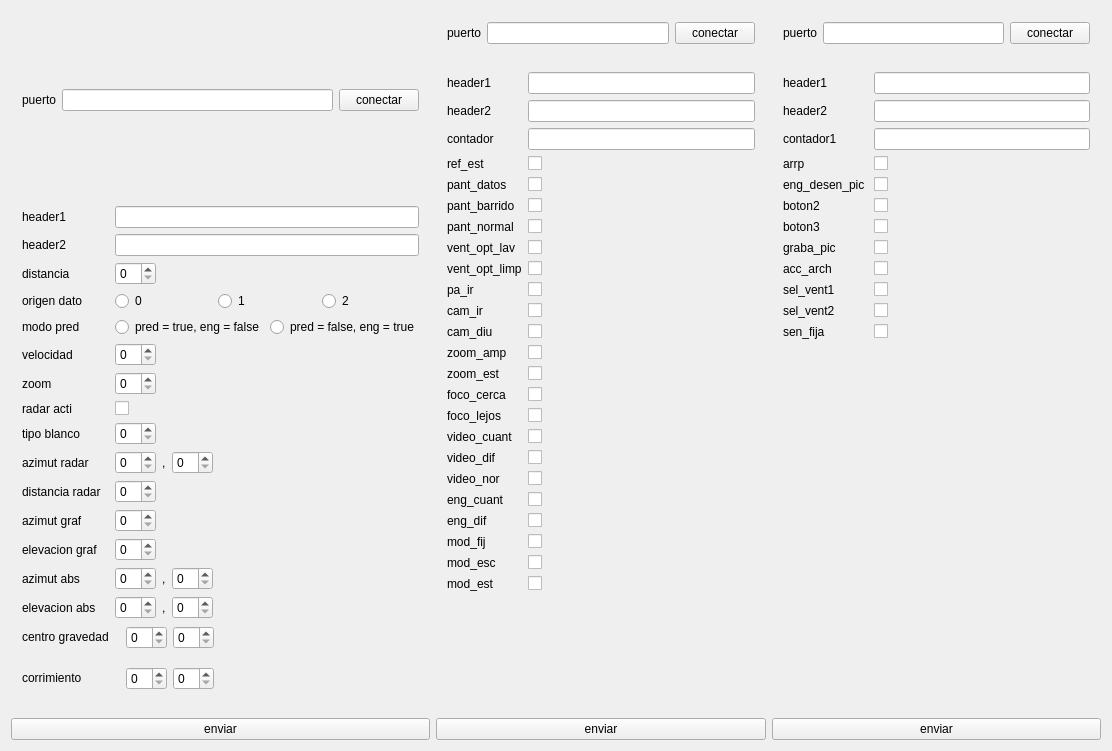
miglesias91/consola-seon, file simulador-comu/simuladorcomu.ui: the form before one commit.
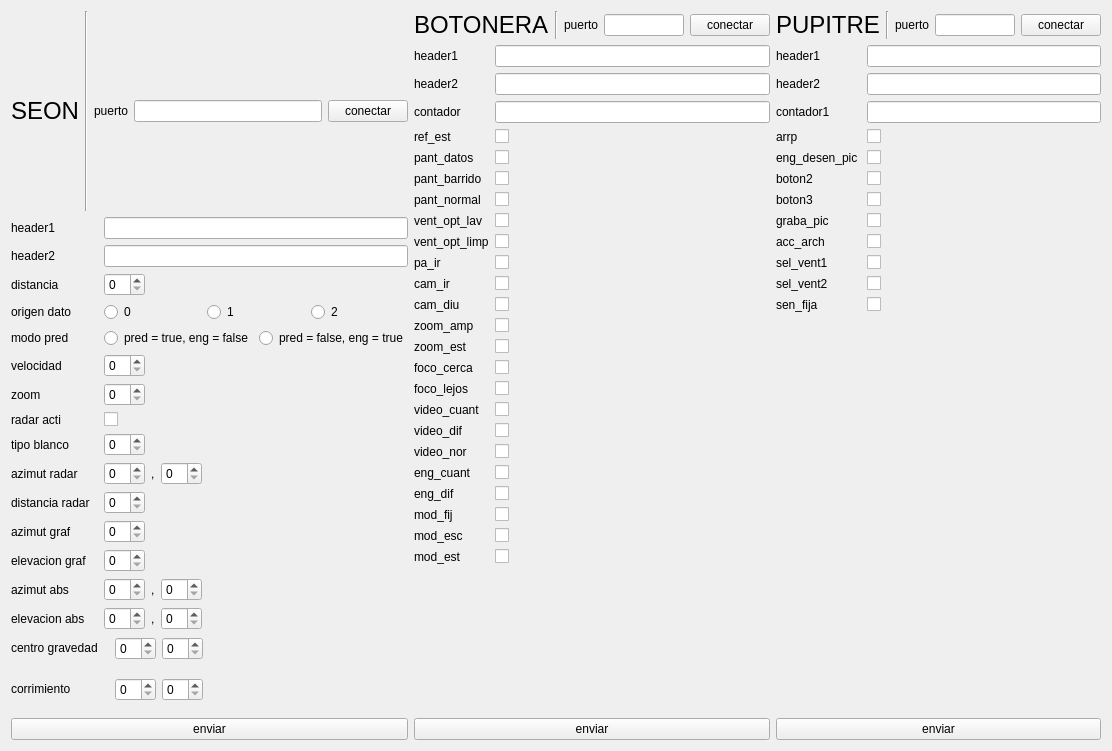
The form after the commit.

What changed in the file:
```diff
--- a/simulador-comu/simuladorcomu.ui
+++ b/simulador-comu/simuladorcomu.ui
@@ -16,9 +16,43 @@
   <layout class="QHBoxLayout" name="horizontalLayout_11">
    <item>
     <layout class="QVBoxLayout" name="verticalLayout">
+     <property name="spacing">
+      <number>6</number>
+     </property>
      <item>
       <widget class="QWidget" name="widget_puerto_seon" native="true">
        <layout class="QHBoxLayout" name="horizontalLayout_8">
+        <property name="leftMargin">
+         <number>0</number>
+        </property>
+        <property name="topMargin">
+         <number>0</number>
+        </property>
+        <property name="rightMargin">
+         <number>0</number>
+        </property>
+        <property name="bottomMargin">
+         <number>0</number>
+        </property>
+        <item>
+         <widget class="QLabel" name="label_7">
+          <property name="font">
+           <font>
+            <pointsize>18</pointsize>
+           </font>
+          </property>
+          <property name="text">
+           <string>SEON</string>
+          </property>
+         </widget>
+        </item>
+        <item>
+         <widget class="Line" name="line">
+          <property name="orientation">
+           <enum>Qt::Vertical</enum>
+          </property>
+         </widget>
+        </item>
         <item>
          <widget class="QLabel" name="label_3">
           <property name="text">
@@ -27,7 +61,19 @@
          </widget>
         </item>
         <item>
-         <widget class="QLineEdit" name="lineedit_puerto_seon"/>
+         <widget class="QLineEdit" name="lineedit_puerto_seon">
+          <property name="sizePolicy">
+           <sizepolicy hsizetype="Expanding" vsizetype="Fixed">
+            <horstretch>0</horstretch>
+            <verstretch>0</verstretch>
+           </sizepolicy>
+          </property>
+          <property name="font">
+           <font>
+            <pointsize>9</pointsize>
+           </font>
+          </property>
+         </widget>
         </item>
         <item>
          <widget class="QPushButton" name="btn_conectar_seon">
@@ -42,6 +88,18 @@
      <item>
       <widget class="QWidget" name="form_seon" native="true">
        <layout class="QFormLayout" name="from_seon">
+        <property name="leftMargin">
+         <number>0</number>
+        </property>
+        <property name="topMargin">
+         <number>0</number>
+        </property>
+        <property name="rightMargin">
+         <number>0</number>
+        </property>
+        <property name="bottomMargin">
+         <number>0</number>
+        </property>
         <item row="1" column="0">
          <widget class="QLabel" name="lbl_header1_seon">
           <property name="text">
@@ -557,6 +615,9 @@
    </item>
    <item>
     <layout class="QVBoxLayout" name="verticalLayout_2">
+     <property name="spacing">
+      <number>6</number>
+     </property>
      <item>
       <widget class="QWidget" name="widget_puerto_botonera" native="true">
        <property name="sizePolicy">
@@ -566,6 +627,37 @@
         </sizepolicy>
        </property>
        <layout class="QHBoxLayout" name="horizontalLayout_10">
+        <property name="leftMargin">
+         <number>0</number>
+        </property>
+        <property name="topMargin">
+         <number>0</number>
+        </property>
+        <property name="rightMargin">
+         <number>0</number>
+        </property>
+        <property name="bottomMargin">
+         <number>0</number>
+        </property>
+        <item>
+         <widget class="QLabel" name="label_8">
+          <property name="font">
+           <font>
+            <pointsize>18</pointsize>
+           </font>
+          </property>
+          <property name="text">
+           <string>BOTONERA</string>
+          </property>
+         </widget>
+        </item>
+        <item>
+         <widget class="Line" name="line_2">
+          <property name="orientation">
+           <enum>Qt::Vertical</enum>
+          </property>
+         </widget>
+        </item>
         <item>
          <widget class="QLabel" name="label_6">
           <property name="text">
@@ -589,6 +681,18 @@
      <item>
       <widget class="QWidget" name="from_botonera" native="true">
        <layout class="QFormLayout" name="form_botonera">
+        <property name="leftMargin">
+         <number>0</number>
+        </property>
+        <property name="topMargin">
+         <number>0</number>
+        </property>
+        <property name="rightMargin">
+         <number>0</number>
+        </property>
+        <property name="bottomMargin">
+         <number>0</number>
+        </property>
         <item row="0" column="0">
          <widget class="QLabel" name="lbl_header1">
           <property name="text">
@@ -856,6 +960,37 @@
         </sizepolicy>
        </property>
        <layout class="QHBoxLayout" name="horizontalLayout_9">
+        <property name="leftMargin">
+         <number>0</number>
+        </property>
+        <property name="topMargin">
+         <number>0</number>
+        </property>
+        <property name="rightMargin">
+         <number>0</number>
+        </property>
+        <property name="bottomMargin">
+         <number>0</number>
+        </property>
+        <item>
+         <widget class="QLabel" name="label_9">
+          <property name="font">
+           <font>
+            <pointsize>18</pointsize>
+           </font>
+          </property>
+          <property name="text">
+           <string>PUPITRE</string>
+          </property>
+         </widget>
+        </item>
+        <item>
+         <widget class="Line" name="line_3">
+          <property name="orientation">
+           <enum>Qt::Vertical</enum>
+          </property>
+         </widget>
+        </item>
         <item>
          <widget class="QLabel" name="label_5">
           <property name="text">
@@ -879,6 +1014,18 @@
      <item>
       <widget class="QWidget" name="from_pupitre_2" native="true">
        <layout class="QFormLayout" name="from_pupitre">
+        <property name="leftMargin">
+         <number>0</number>
+        </property>
+        <property name="topMargin">
+         <number>0</number>
+        </property>
+        <property name="rightMargin">
+         <number>0</number>
+        </property>
+        <property name="bottomMargin">
+         <number>0</number>
+        </property>
         <item row="0" column="0">
          <widget class="QLabel" name="lbl_header1_pupitre">
           <property name="text">
```
Left out of the diff: 4 changed lines with no effect on the pictures.
